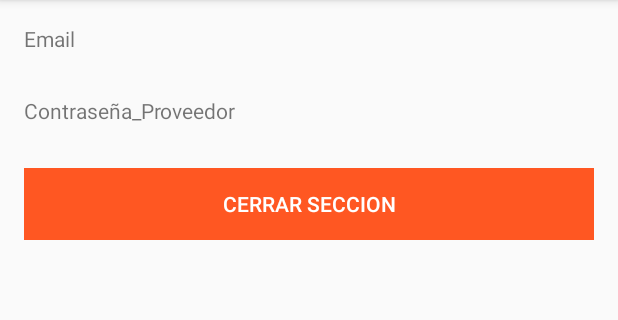
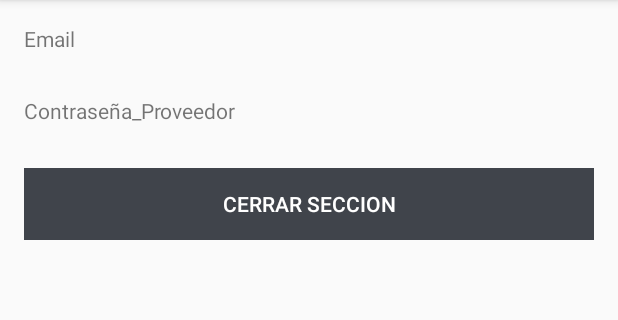
Before and after one commit to brunotiglla/NeoPetCare.V1, an Android app: the HomeActiviy screen opened directly, with no data from a screen before it, on a phone screen of 412 x 824 dp, the part 84-404 px from its top. Run offline under Robolectric (Android 15) with nearby library versions, the phone set to English and light mode, and no system bars.

Commit message:
implementacion de ventanas

```diff
--- a/app/src/main/java/com/example/neopetcarev1/HomeActiviy.kt
+++ b/app/src/main/java/com/example/neopetcarev1/HomeActiviy.kt
@@ -8,4 +8,8 @@ class HomeActiviy : AppCompatActivity() {
         super.onCreate(savedInstanceState)
         setContentView(R.layout.activity_home_activiy)
     }
+
+
+
+
 }
--- a/app/src/main/res/layout/activity_auth.xml
+++ b/app/src/main/res/layout/activity_auth.xml
@@ -47,7 +47,7 @@
             android:orientation="horizontal">
 
             <Button
-                android:id="@+id/LoginButton"
+                android:id="@+id/loginButton"
                 android:layout_width="wrap_content"
                 android:layout_height="wrap_content"
                 android:layout_weight="1"
@@ -59,11 +59,12 @@
                 android:layout_weight="0" />
 
             <Button
-                android:id="@+id/SingUpButton"
+                android:id="@+id/singUpButton"
                 android:layout_width="wrap_content"
                 android:layout_height="wrap_content"
                 android:layout_weight="1"
                 android:text="Registrace" />
+
         </LinearLayout>
     </LinearLayout>
 </android.support.constraint.ConstraintLayout>
--- a/app/src/main/res/layout/activity_home_activiy.xml
+++ b/app/src/main/res/layout/activity_home_activiy.xml
@@ -43,12 +43,13 @@
             android:orientation="horizontal">
 
             <Button
-                android:id="@+id/SingUpButton"
+                android:id="@+id/singUpButton"
                 android:layout_width="wrap_content"
                 android:layout_height="wrap_content"
                 android:layout_weight="1"
                 android:autoText="false"
                 android:background="#FF5722"
+                android:backgroundTint="#40444B"
                 android:text="Cerrar Seccion"
                 android:textColor="#FFFFFF" />
         </LinearLayout>
```
Also changed, not shown: app/src/main/java/com/example/neopetcarev1/AuthActivity.kt (+19 -0 lines).
